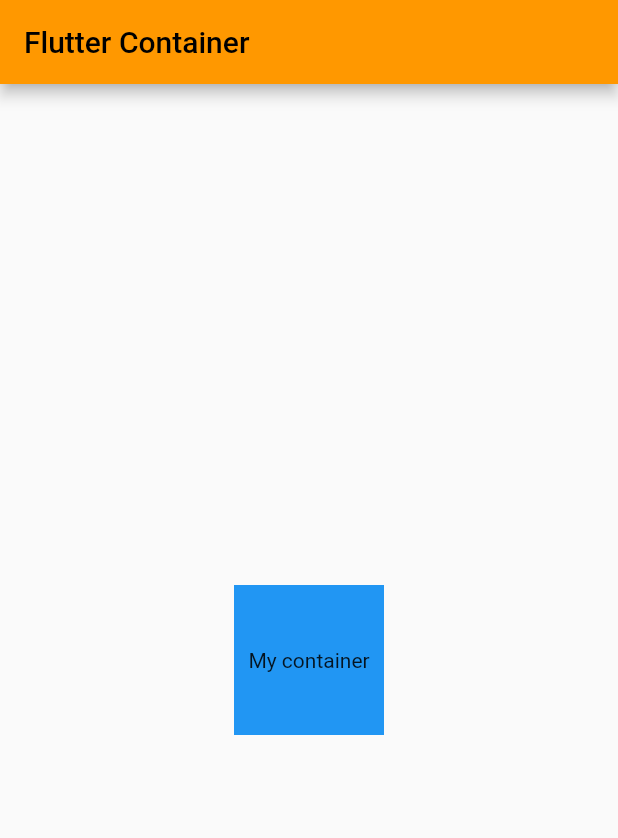
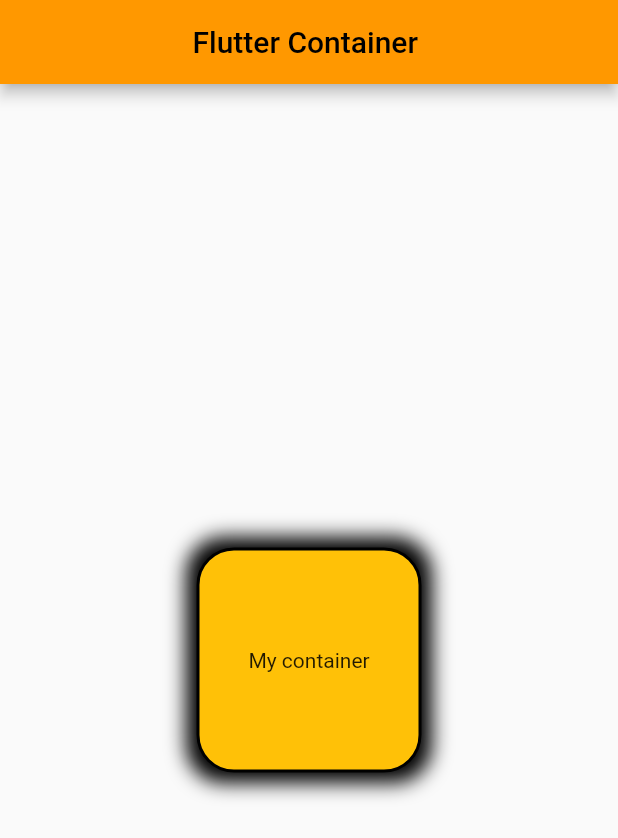
Before and after one commit to luckydarwai/Flutter, a Flutter app: the screen it shows after launch, on a phone screen of 412 x 824 dp. Shown: the top 838 px of the screen. Run offline on Flutter 3.47's test engine with Material 2 defaults, Android fonts, the light colour scheme and no system bars.

Commit message:
Container Decoration

```diff
--- a/lib/main.dart
+++ b/lib/main.dart
@@ -1,11 +1,11 @@
 import 'package:flutter/material.dart';
 
 void main() {
-  runApp(MyApp());
+  runApp(const MyApp());
 }
 
 class MyApp extends StatelessWidget {
-  MyApp({super.key});
+  const MyApp({super.key});
   @override
   Widget build(BuildContext context) {
     return MaterialApp(
@@ -14,7 +14,7 @@
       theme: ThemeData(
         primarySwatch: Colors.orange,
       ),
-      home: MyHomePage(title: 'Flutter Demo Home Page'),
+      home: const MyHomePage(title: 'Flutter Demo Home Page'),
     );
   }
 }
@@ -32,15 +32,27 @@
   Widget build(BuildContext context) {
     return Scaffold(
       appBar: AppBar(
-        title: Text("Flutter Container "),
+        title: Center(child: const Text("Flutter Container ")),
       ),
       body: Center(
         child: Container(
-          height: 100,
-          width: 100,
-          child: Text("My container"),
-          color: Colors.blue,
+          height: 150,
+          width: 150,
+          child: const Text("My container"),
           alignment: Alignment.center,
+          decoration: BoxDecoration(
+              color: Colors.amber,
+              borderRadius: BorderRadius.circular(25),
+              border: Border.all(
+                width: 2,
+                color: Colors.black,
+              ),
+              boxShadow: [
+                BoxShadow(
+                  blurRadius: 11,
+                  spreadRadius: 7,
+                )
+              ]),
         ),
       ),
     );
```
